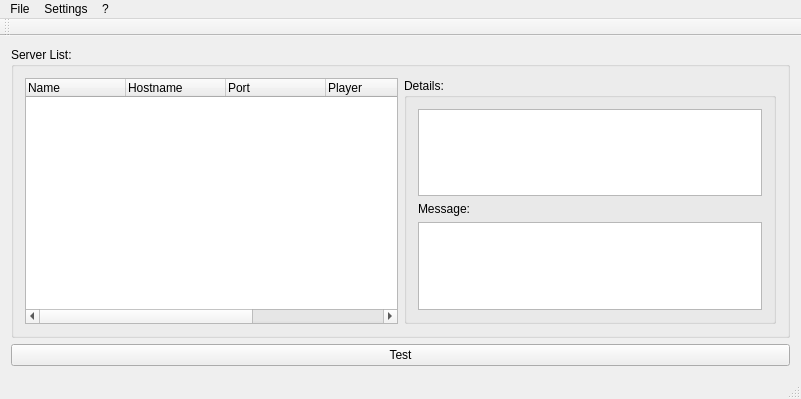
The window that src/Launcher/frmMain.ui (ErrorFlexXx/OpenGMP) describes before a commit, drawn with Qt 5.
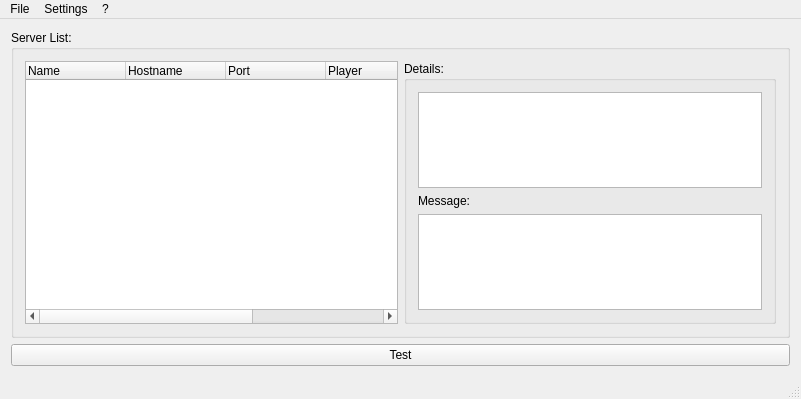
The same window after the commit.

```diff
--- a/src/Launcher/frmMain.ui
+++ b/src/Launcher/frmMain.ui
@@ -126,14 +126,6 @@
    <addaction name="menuSettings_2"/>
    <addaction name="menu"/>
   </widget>
-  <widget class="QToolBar" name="mainToolBar">
-   <attribute name="toolBarArea">
-    <enum>TopToolBarArea</enum>
-   </attribute>
-   <attribute name="toolBarBreak">
-    <bool>false</bool>
-   </attribute>
-  </widget>
   <widget class="QStatusBar" name="statusBar"/>
   <action name="actionExit">
    <property name="text">
```
